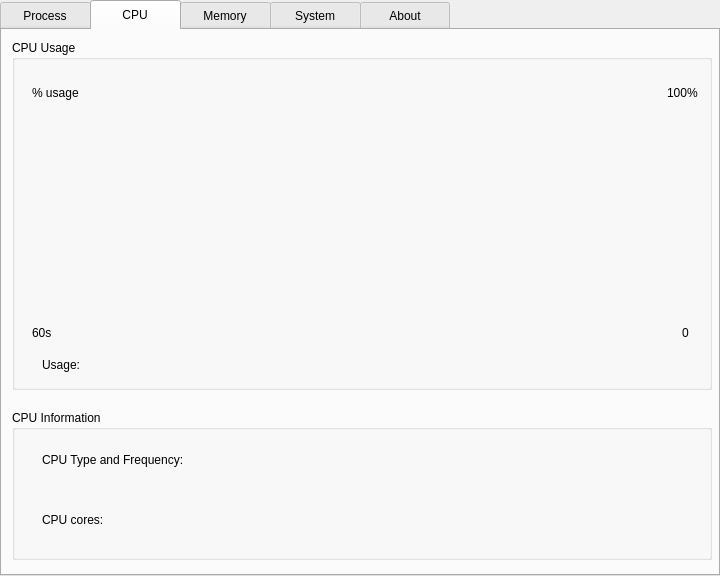
First picture: the form in 4. 大作业: System monitor/QT version/sysmonitor.ui, repository biubiubiiu/hust-OS, before the edit.
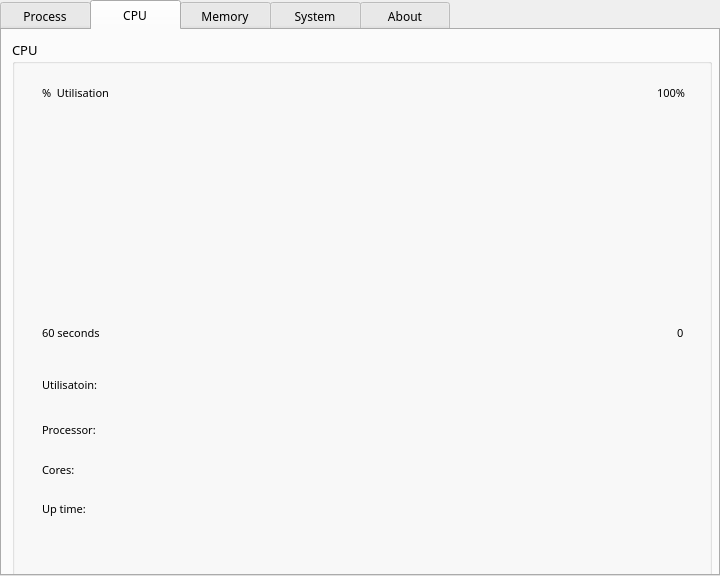
Second picture: the form after the edit. The open tabs and pages were chosen to show the change. Custom widgets are drawn as their Qt base class.

Patch:
```diff
--- a/4. 大作业: System monitor/QT version/sysmonitor.ui
+++ b/4. 大作业: System monitor/QT version/sysmonitor.ui
@@ -10,6 +10,12 @@
     <height>576</height>
    </rect>
   </property>
+  <property name="sizePolicy">
+   <sizepolicy hsizetype="Fixed" vsizetype="Fixed">
+    <horstretch>0</horstretch>
+    <verstretch>0</verstretch>
+   </sizepolicy>
+  </property>
   <property name="windowTitle">
    <string>System monitor</string>
   </property>
@@ -22,6 +28,11 @@
      <height>576</height>
     </rect>
    </property>
+   <property name="font">
+    <font>
+     <family>Bahnschrift Light</family>
+    </font>
+   </property>
    <property name="styleSheet">
     <string notr="true">QTabBar::tab{width:90}
 QTabBar::tab{height:30}</string>
@@ -190,11 +201,19 @@
        <x>10</x>
        <y>10</y>
        <width>700</width>
-       <height>350</height>
+       <height>550</height>
       </rect>
      </property>
+     <property name="font">
+      <font>
+       <family>Bahnschrift Light</family>
+       <pointsize>10</pointsize>
+       <weight>50</weight>
+       <bold>false</bold>
+      </font>
+     </property>
      <property name="title">
-      <string>CPU Usage</string>
+      <string>CPU</string>
      </property>
      <widget class="QChartView" name="cpuUsageChart" native="true">
       <property name="geometry">
@@ -210,24 +229,35 @@
       <property name="geometry">
        <rect>
         <x>30</x>
-        <y>315</y>
-        <width>60</width>
+        <y>335</y>
+        <width>120</width>
         <height>20</height>
        </rect>
       </property>
+      <property name="font">
+       <font>
+        <family>Bahnschrift Light</family>
+        <pointsize>8</pointsize>
+       </font>
+      </property>
       <property name="text">
-       <string>Usage:</string>
+       <string>Utilisatoin:</string>
       </property>
      </widget>
      <widget class="QLabel" name="cpuUsageLabel">
       <property name="geometry">
        <rect>
-        <x>90</x>
-        <y>290</y>
+        <x>150</x>
+        <y>335</y>
         <width>521</width>
         <height>20</height>
        </rect>
       </property>
+      <property name="font">
+       <font>
+        <family>Bahnschrift Light</family>
+       </font>
+      </property>
       <property name="text">
        <string/>
       </property>
@@ -235,12 +265,18 @@
      <widget class="QLabel" name="label_22">
       <property name="geometry">
        <rect>
-        <x>670</x>
+        <x>665</x>
         <y>285</y>
         <width>16</width>
         <height>16</height>
        </rect>
       </property>
+      <property name="font">
+       <font>
+        <family>Bahnschrift Light</family>
+        <pointsize>8</pointsize>
+       </font>
+      </property>
       <property name="text">
        <string>0</string>
       </property>
@@ -248,25 +284,37 @@
      <widget class="QLabel" name="label_23">
       <property name="geometry">
        <rect>
-        <x>20</x>
+        <x>30</x>
         <y>285</y>
-        <width>32</width>
+        <width>120</width>
         <height>16</height>
        </rect>
       </property>
+      <property name="font">
+       <font>
+        <family>Bahnschrift Light</family>
+        <pointsize>8</pointsize>
+       </font>
+      </property>
       <property name="text">
-       <string>60s</string>
+       <string>60 seconds</string>
       </property>
      </widget>
      <widget class="QLabel" name="label">
       <property name="geometry">
        <rect>
-        <x>655</x>
+        <x>645</x>
         <y>45</y>
         <width>32</width>
         <height>15</height>
        </rect>
       </property>
+      <property name="font">
+       <font>
+        <family>Bahnschrift Light</family>
+        <pointsize>8</pointsize>
+       </font>
+      </property>
       <property name="text">
        <string>100%</string>
       </property>
@@ -274,64 +322,55 @@
      <widget class="QLabel" name="label_4">
       <property name="geometry">
        <rect>
-        <x>20</x>
+        <x>30</x>
         <y>45</y>
-        <width>60</width>
+        <width>120</width>
         <height>15</height>
        </rect>
       </property>
-      <property name="text">
-       <string>% usage</string>
+      <property name="font">
+       <font>
+        <family>Bahnschrift Light</family>
+        <pointsize>8</pointsize>
+       </font>
       </property>
-     </widget>
-    </widget>
-    <widget class="QGroupBox" name="groupBox_2">
-     <property name="geometry">
-      <rect>
-       <x>10</x>
-       <y>380</y>
-       <width>700</width>
-       <height>150</height>
-      </rect>
-     </property>
-     <property name="title">
-      <string>CPU Information</string>
-     </property>
-     <widget class="QLabel" name="cpuInfoLabel">
-      <property name="geometry">
-       <rect>
-        <x>30</x>
-        <y>70</y>
-        <width>480</width>
-        <height>20</height>
-       </rect>
-      </property>
       <property name="text">
-       <string/>
+       <string>%  Utilisation</string>
       </property>
      </widget>
      <widget class="QLabel" name="label_2">
       <property name="geometry">
        <rect>
         <x>30</x>
-        <y>40</y>
-        <width>480</width>
+        <y>380</y>
+        <width>90</width>
         <height>20</height>
        </rect>
       </property>
+      <property name="font">
+       <font>
+        <family>Bahnschrift Light</family>
+        <pointsize>8</pointsize>
+       </font>
+      </property>
       <property name="text">
-       <string>CPU Type and Frequency:</string>
+       <string>Processor:</string>
       </property>
      </widget>
-     <widget class="QLabel" name="coreNumLabel">
+     <widget class="QLabel" name="cpuInfoLabel">
       <property name="geometry">
        <rect>
-        <x>120</x>
-        <y>100</y>
-        <width>400</width>
+        <x>150</x>
+        <y>380</y>
+        <width>500</width>
         <height>20</height>
        </rect>
       </property>
+      <property name="font">
+       <font>
+        <family>Bahnschrift Light</family>
+       </font>
+      </property>
       <property name="text">
        <string/>
       </property>
@@ -340,13 +379,74 @@
       <property name="geometry">
        <rect>
         <x>30</x>
-        <y>100</y>
+        <y>420</y>
         <width>80</width>
         <height>20</height>
        </rect>
       </property>
+      <property name="font">
+       <font>
+        <family>Bahnschrift Light</family>
+        <pointsize>8</pointsize>
+       </font>
+      </property>
       <property name="text">
-       <string>CPU cores:</string>
+       <string>Cores:</string>
+      </property>
+     </widget>
+     <widget class="QLabel" name="coreNumLabel">
+      <property name="geometry">
+       <rect>
+        <x>150</x>
+        <y>420</y>
+        <width>500</width>
+        <height>20</height>
+       </rect>
+      </property>
+      <property name="font">
+       <font>
+        <family>Bahnschrift Light</family>
+       </font>
+      </property>
+      <property name="text">
+       <string/>
+      </property>
+     </widget>
+     <widget class="QLabel" name="label_44">
+      <property name="geometry">
+       <rect>
+        <x>30</x>
+        <y>460</y>
+        <width>56</width>
+        <height>17</height>
+       </rect>
+      </property>
+      <property name="font">
+       <font>
+        <family>Bahnschrift Light</family>
+        <pointsize>8</pointsize>
+       </font>
+      </property>
+      <property name="text">
+       <string>Up time:</string>
+      </property>
+     </widget>
+     <widget class="QLabel" name="uptimeLabel">
+      <property name="geometry">
+       <rect>
+        <x>150</x>
+        <y>460</y>
+        <width>500</width>
+        <height>17</height>
+       </rect>
+      </property>
+      <property name="font">
+       <font>
+        <family>Bahnschrift Light</family>
+       </font>
+      </property>
+      <property name="text">
+       <string/>
       </property>
      </widget>
     </widget>
@@ -571,33 +671,6 @@
         </property>
        </spacer>
       </item>
-      <item row="8" column="0">
-       <widget class="QLabel" name="label_44">
-        <property name="text">
-         <string>Uptime:</string>
-        </property>
-       </widget>
-      </item>
-      <item row="8" column="1">
-       <widget class="QLabel" name="uptimeLabel">
-        <property name="text">
-         <string/>
-        </property>
-       </widget>
-      </item>
-      <item row="9" column="0">
-       <spacer name="verticalSpacer_2">
-        <property name="orientation">
-         <enum>Qt::Vertical</enum>
-        </property>
-        <property name="sizeHint" stdset="0">
-         <size>
-          <width>20</width>
-          <height>40</height>
-         </size>
-        </property>
-       </spacer>
-      </item>
      </layout>
     </widget>
     <widget class="QGroupBox" name="groupBox_4">
```
Left out of the diff: 279 changed lines with no effect on the pictures.
